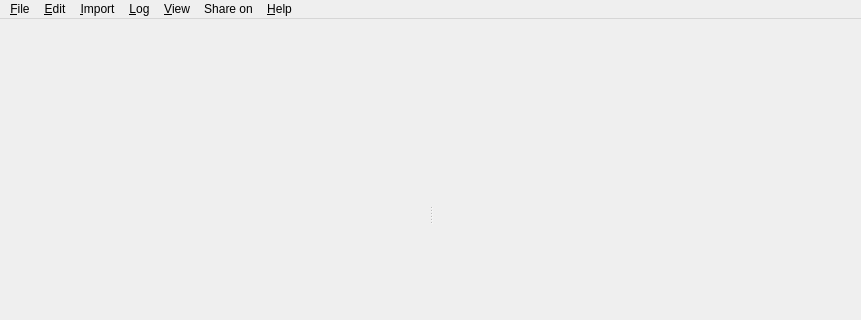
Above: desktop-widgets/mainwindow.ui from subsurface/subsurface before the change; both pictures show x 0 to 861 and y 0 to 320 of the 861 by 800 pixel window. Below: the same form after it.
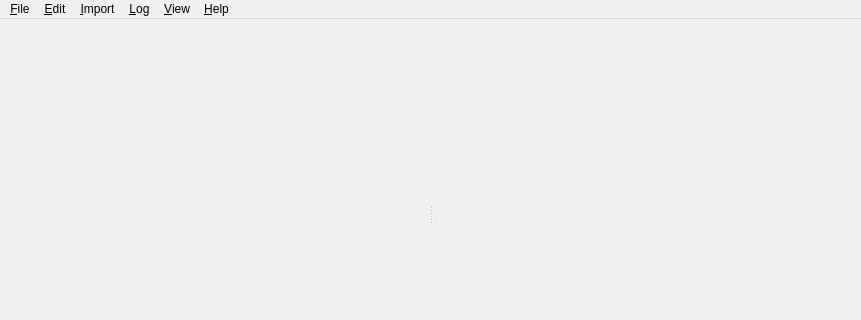
That is the form after the change. Icons and pictures are not drawn. Custom widgets are drawn as their Qt base class.

The edit to the form file:
```diff
--- a/desktop-widgets/mainwindow.ui
+++ b/desktop-widgets/mainwindow.ui
@@ -131,18 +131,11 @@
      <string>&amp;Edit</string>
     </property>
    </widget>
-   <widget class="QMenu" name="menuShare_on">
-    <property name="title">
-     <string>Share on</string>
-    </property>
-    <addaction name="separator"/>
-   </widget>
    <addaction name="menuFile"/>
    <addaction name="menu_Edit"/>
    <addaction name="menuImport"/>
    <addaction name="menuLog"/>
    <addaction name="menuView"/>
-   <addaction name="menuShare_on"/>
    <addaction name="menuHelp"/>
   </widget>
   <action name="actionNew">
```
Left out of the diff: 5 changed lines with no effect on the pictures.
